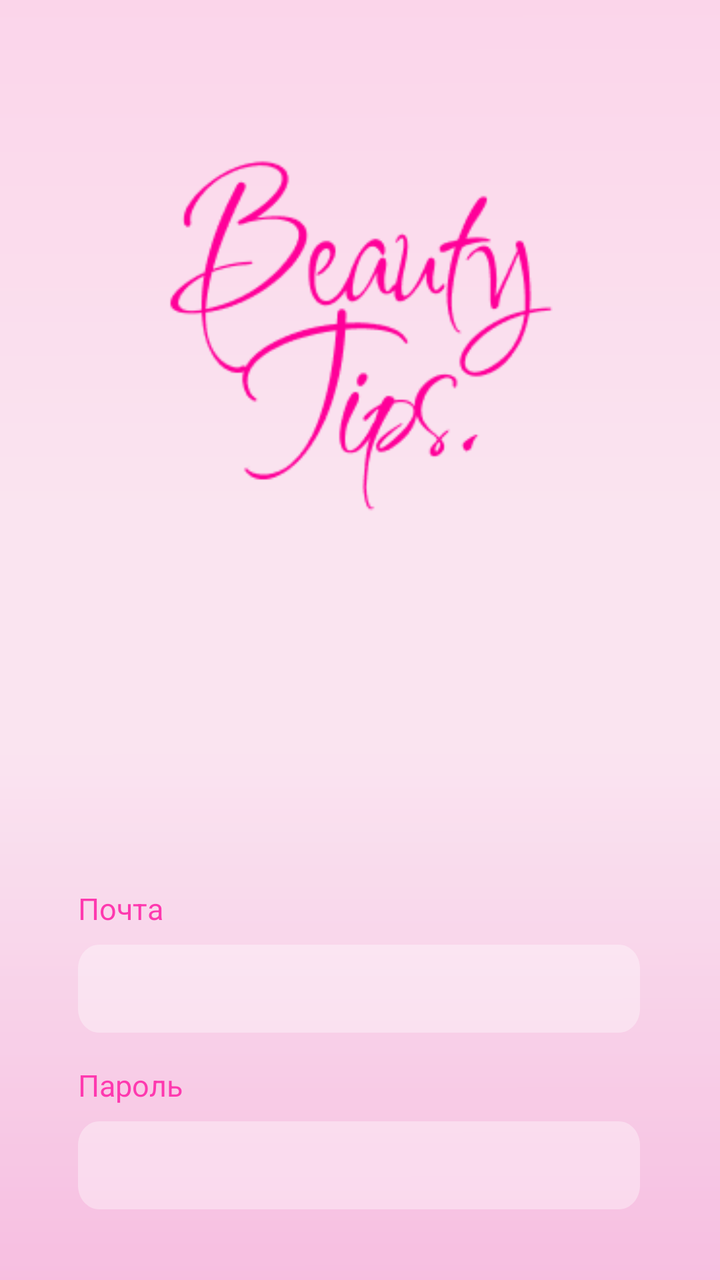
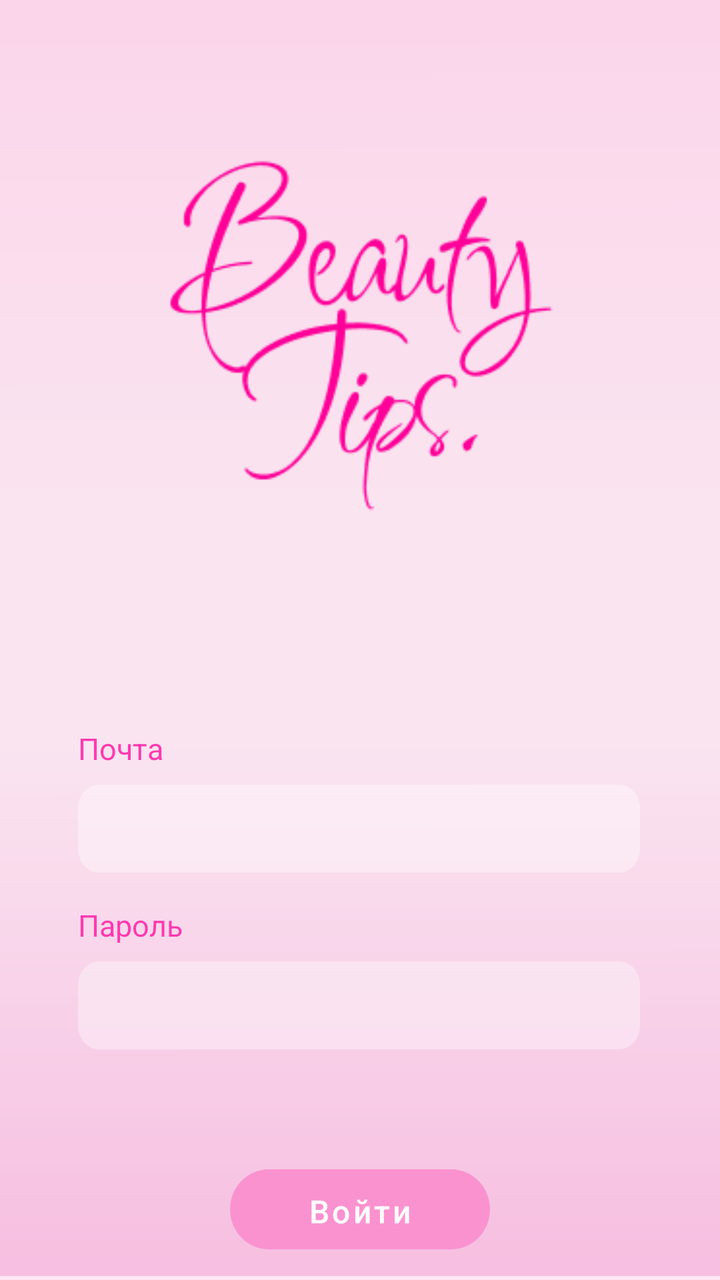

An Android layout rendered at two revisions. The XML below is the earlier revision; the diff shows what the commit changed to produce the second picture.
<!-- AndroidManifest.xml: activity theme Theme.MyApplication -->
<!-- res/layout/activity_login.xml -->
<?xml version="1.0" encoding="utf-8"?>
<RelativeLayout 
    xmlns:android="http://schemas.android.com/apk/res/android"
    android:id="@+id/group_22"
    android:layout_width="match_parent"
    android:layout_height="match_parent">

    <ImageView
        android:id="@+id/rectangle_6"
        android:layout_width="match_parent"
        android:layout_height="match_parent"
        android:layout_alignParentLeft="true"
        android:layout_alignParentTop="true"
        android:layout_alignParentRight="true"
        android:layout_alignParentBottom="true"
        android:scaleType="centerCrop"
        android:src="@drawable/rectangle_6" />

    

    

    

    <ImageView
        android:id="@+id/group_25"
        android:layout_width="193dp"
        android:layout_height="197dp"
        android:layout_alignParentTop="true"
        android:layout_centerHorizontal="true"
        android:layout_marginTop="67dp"
        android:src="@drawable/login_logo" />

    <TextView
        android:id="@+id/loginTitle"
        android:layout_width="0dp"
        android:layout_height="0dp"
        android:gravity="center_horizontal|top"
        android:letterSpacing="0.01"
        android:lineSpacingExtra="-10sp"
        android:text="Вход в аккаунт"
        android:textColor="#FF0099"
        android:textSize="26sp" />

    <LinearLayout
        android:id="@+id/emailLayout"
        android:layout_width="match_parent"
        android:layout_height="wrap_content"
        android:layout_below="@id/group_25"
        android:layout_marginTop="180dp"
        android:layout_marginStart="39dp"
        android:layout_marginEnd="40dp"
        android:orientation="vertical">

        <TextView
            android:layout_width="match_parent"
            android:layout_height="wrap_content"
            android:text="Почта"
            android:textSize="15sp"
            android:textColor="#FE39AF"
            android:layout_marginBottom="8dp" />

        <FrameLayout
            android:layout_width="match_parent"
            android:layout_height="44dp">

            <View
                android:layout_width="match_parent"
                android:layout_height="match_parent"
                android:background="@drawable/input_field_background"
                android:scaleType="fitXY" />

            <EditText
                android:id="@+id/emailInput"
                android:layout_width="match_parent"
                android:layout_height="match_parent"
                android:layout_marginStart="12dp"
                android:layout_marginEnd="12dp"
                android:background="@android:color/transparent"
                android:inputType="textEmailAddress"
                android:paddingStart="12dp"
                android:paddingTop="10dp"
                android:paddingEnd="12dp"
                android:paddingBottom="10dp"
                android:textColor="#000000"
                android:textSize="20sp" />
        </FrameLayout>
    </LinearLayout>
    
    <LinearLayout
        android:id="@+id/passwordLayout"
        android:layout_width="match_parent"
        android:layout_height="wrap_content"
        android:layout_below="@id/emailLayout"
        android:layout_marginStart="39dp"
        android:layout_marginTop="16dp"
        android:layout_marginEnd="40dp"
        android:orientation="vertical">

        <TextView
            android:layout_width="match_parent"
            android:layout_height="wrap_content"
            android:layout_marginBottom="8dp"
            android:text="Пароль"
            android:textColor="#FE39AF"
            android:textSize="15sp" />

        <FrameLayout
            android:layout_width="match_parent"
            android:layout_height="44dp">

            <View
                android:layout_width="match_parent"
                android:layout_height="match_parent"
                android:background="@drawable/input_field_background" />

            <EditText
                android:id="@+id/passwordInput"
                android:layout_width="match_parent"
                android:layout_height="match_parent"
                android:layout_marginStart="12dp"
                android:layout_marginEnd="12dp"
                android:background="@android:color/transparent"
                android:inputType="textPassword"
                android:paddingStart="12dp"
                android:paddingTop="10dp"
                android:paddingEnd="12dp"
                android:paddingBottom="10dp"
                android:textColor="#000000"
                android:textSize="20sp" />
        </FrameLayout>
    </LinearLayout>

    
    <FrameLayout
        android:id="@+id/loginButtonContainer"
        android:layout_width="wrap_content"
        android:layout_height="wrap_content"
        android:layout_below="@id/passwordLayout"
        android:layout_centerHorizontal="true"
        android:layout_marginTop="60dp">

        <ImageView
            android:layout_width="130dp"
            android:layout_height="40dp"
            android:src="@drawable/login_button_background"
            android:scaleType="fitXY" />

        <Button
            android:id="@+id/loginButton"
            android:layout_width="130dp"
            android:layout_height="40dp"
            android:background="@android:color/transparent"
            android:text="Войти"
            android:textAllCaps="false"
            android:textColor="#FFFFFF"
            android:textSize="16sp" />
    </FrameLayout>

</RelativeLayout>
<!-- resources referenced by this layout -->
<resources>
  <!-- drawable input_field_background (drawable) -->
  <?xml version="1.0" encoding="utf-8"?>
  <vector xmlns:android="http://schemas.android.com/apk/res/android"
      xmlns:aapt="http://schemas.android.com/aapt"
      android:width="319dp"
      android:height="44dp"
      android:viewportWidth="319"
      android:viewportHeight="44">
      <group>
          <clip-path
              android:pathData="M12 0H307C313.627 0 319 5.37258 319 12V32C319 38.6274 313.627 44 307 44H12C5.37258 44 0 38.6274 0 32V12C0 5.37258 5.37258 0 12 0Z" />
          <path
              android:pathData="M0 0V44H319V0"
              android:fillColor="#5EFFFFFF" />
      </group>
  </vector>
  <!-- drawable login_button_background (drawable) -->
  <?xml version="1.0" encoding="utf-8"?>
  <vector xmlns:android="http://schemas.android.com/apk/res/android"
      xmlns:aapt="http://schemas.android.com/aapt"
      android:width="121dp"
      android:height="36dp"
      android:viewportWidth="121"
      android:viewportHeight="36">
      <group>
          <clip-path
              android:pathData="M18 0H103C112.941 0 121 8.05887 121 18C121 27.9411 112.941 36 103 36H18C8.05887 36 0 27.9411 0 18C0 8.05887 8.05887 0 18 0Z" />
          <path
              android:pathData="M0 0V36H121V0"
              android:fillColor="#FB92D0" />
      </group>
  </vector>
  <!-- drawable login_logo: png bitmap (drawable, 9852 bytes) -->
  <!-- drawable rectangle_6 (drawable) -->
  <?xml version="1.0" encoding="utf-8"?>
  <vector xmlns:android="http://schemas.android.com/apk/res/android"
      xmlns:aapt="http://schemas.android.com/aapt"
      android:width="396dp"
      android:height="850dp"
      android:viewportWidth="396"
      android:viewportHeight="850">
  
      
      <path
          android:pathData="M0 0H396V850H0V0Z">
          <aapt:attr name="android:fillColor">
              <gradient
                  android:type="linear"
                  android:startX="197.8"
                  android:startY="0"
                  android:endX="198.2"
                  android:endY="850"
                  android:gradientRadius="0">
                  <item android:color="#FAE9F2" android:offset="0.5703" />
                  <item android:color="#F6B4DC" android:offset="0.9518" />
              </gradient>
          </aapt:attr>
      </path>
  
      
      <path
          android:pathData="M0 0H396V850H0V0Z">
          <aapt:attr name="android:fillColor">
              <gradient
                  android:type="linear"
                  android:startX="197.8"
                  android:startY="0"
                  android:endX="198.2"
                  android:endY="850"
                  android:gradientRadius="0">
                  <item android:color="#33FF7DCB" android:offset="0.0411" />
                  <item android:color="#33FBD2E9" android:offset="0.4144" />
              </gradient>
          </aapt:attr>
      </path>
  </vector>
  <style name="Theme.MyApplication" parent="Theme.MaterialComponents.Light.NoActionBar">
          <item name="android:windowBackground">@color/background</item>
      </style>
  <color name="background">#FFE6F2</color>
</resources>

<!-- the commit's change to res/layout/activity_login.xml (unified diff, before → after) -->
@@ -4,6 +4,12 @@
     android:id="@+id/group_22"
     android:layout_width="match_parent"
     android:layout_height="match_parent">
+
+    
+
+    
+
+    
 
     <ImageView
         android:id="@+id/rectangle_6"
@@ -13,14 +19,12 @@
         android:layout_alignParentTop="true"
         android:layout_alignParentRight="true"
         android:layout_alignParentBottom="true"
+        android:layout_marginLeft="0dp"
+        android:layout_marginTop="-2dp"
+        android:layout_marginRight="0dp"
+        android:layout_marginBottom="2dp"
         android:scaleType="centerCrop"
         android:src="@drawable/rectangle_6" />
-
-    
-
-    
-
-    
 
     <ImageView
         android:id="@+id/group_25"
@@ -47,7 +51,7 @@
         android:layout_width="match_parent"
         android:layout_height="wrap_content"
         android:layout_below="@id/group_25"
-        android:layout_marginTop="180dp"
+        android:layout_marginTop="100dp"
         android:layout_marginStart="39dp"
         android:layout_marginEnd="40dp"
         android:orientation="vertical">
